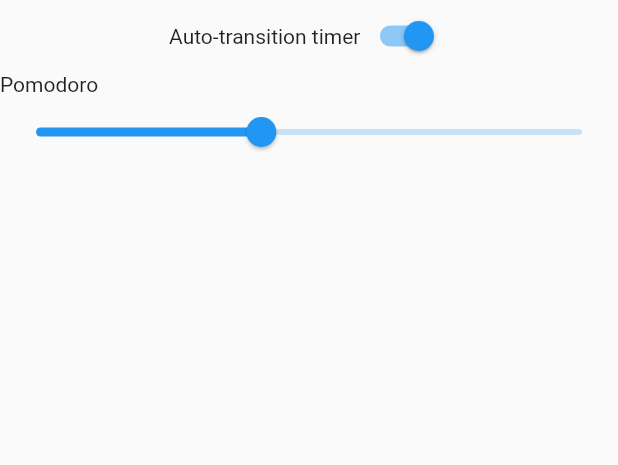
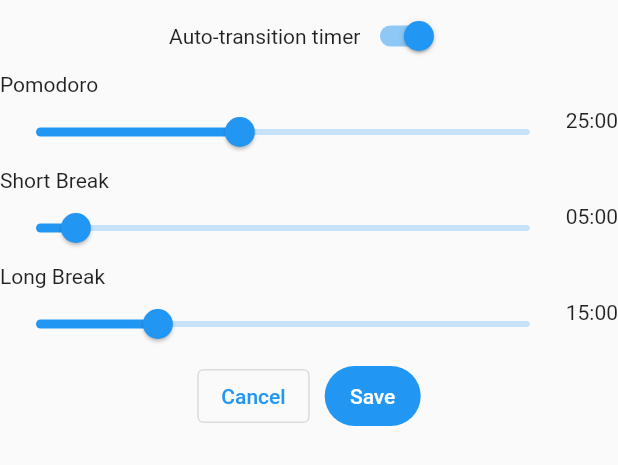
Before and after one commit to tomc128/classify-timer-trial, a Flutter app: the ZonePopup widget shown alone on an empty page, opened directly with empty values, on a phone screen of 412 x 824 dp. Shown: the top 465 px of the screen. Run offline on Flutter 3.47's test engine with Material 2 defaults, Android fonts, the phone set to English and light mode, and no system bars; our stand-ins replace curved_labeled_navigation_bar; project files that could hold a hidden picture were left out.

Commit message:
Make popup control zone settings and update page

```diff
--- a/lib/pages/other_page.dart
+++ b/lib/pages/other_page.dart
@@ -11,7 +11,7 @@ class _OtherPageState extends State<OtherPage> {
   @override
   Widget build(BuildContext context) {
     return Container(
-      child: Center(
+      child: const Center(
         child: Text(
           "<Other Page>",
           style: TextStyle(
--- a/lib/zone_popup.dart
+++ b/lib/zone_popup.dart
@@ -45,12 +45,40 @@ class _ZonePopupState extends State<ZonePopup> {
         buildSlider('Pomodoro', _settings.pomodoroDuration, (duration) {
           _settings.pomodoroDuration = duration;
         }),
+        buildSlider('Short Break', _settings.shortBreakDuration, (duration) {
+          _settings.shortBreakDuration = duration;
+        }),
+        buildSlider('Long Break', _settings.longBreakDuration, (duration) {
+          _settings.longBreakDuration = duration;
+        }),
+        Row(
+          mainAxisAlignment: MainAxisAlignment.center,
+          children: [
+            OutlinedButton(
+              onPressed: () {
+                Navigator.pop(context, null);
+              },
+              child: const Text('Cancel'),
+            ),
+            const SizedBox(width: 10),
+            FilledButton(
+              onPressed: () {
+                Navigator.pop(context, _settings);
+              },
+              child: const Text('Save'),
+            ),
+          ],
+        ),
       ],
     );
   }
 
   Widget buildSlider(String label, Duration duration, void Function(Duration) onChanged) {
-    return Column(
+    return Row(
+      mainAxisSize: MainAxisSize.max,
+      children: [
+        Expanded(
+          child: Column(
             crossAxisAlignment: CrossAxisAlignment.start,
             children: [
               Text(label),
@@ -65,6 +93,10 @@ class _ZonePopupState extends State<ZonePopup> {
                 },
               ),
             ],
+          ),
+        ),
+        Text(duration.toFormattedString()),
+      ],
     );
   }
 }
```
Also changed, not shown: lib/pages/zone.dart (+18 -11 lines). Lines whose indentation alone changed are shown as unchanged.
